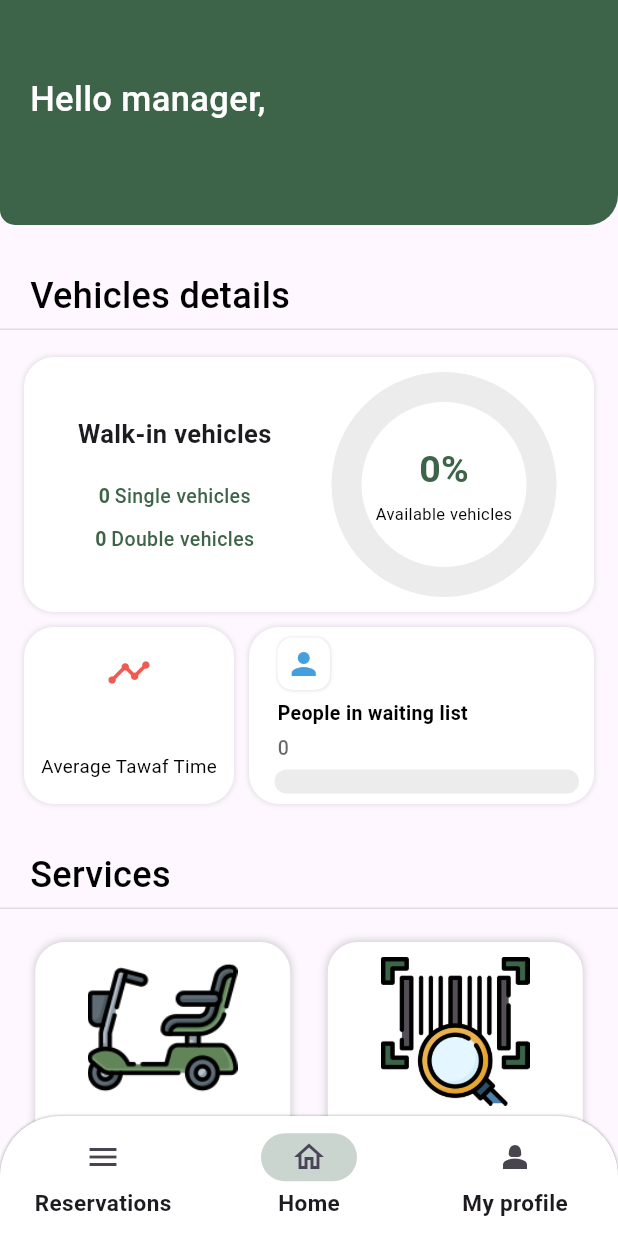
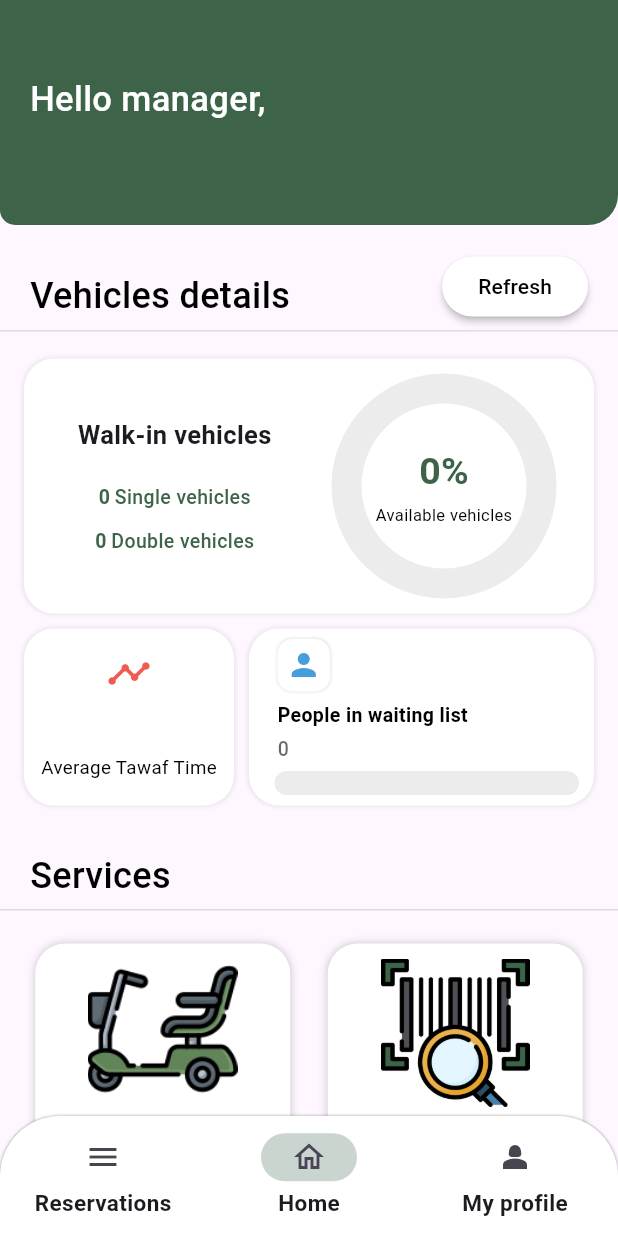
Before and after one commit to latifa22altamimi/2023-GP1-2, a Flutter app: the ManagerHome screen opened directly, on a phone screen of 412 x 824 dp. Run offline on Flutter 3.47's test engine with Material 3 defaults, Android fonts, the phone set to English and light mode, and no system bars; drawn by our look-alikes of percent_indicator; our stand-ins replace geolocator, get, google_maps_flutter, location, lottie, permission_handler and 5 more; missing offline and left inert: encrypt, mailer, mobile_scanner, progress_border, qr_scanner_overlay, ticket_widget; accounts and stored records are empty; network calls fail.

Commit message:
refresh dashboard

```diff
--- a/lib/main/ManagerHome.dart
+++ b/lib/main/ManagerHome.dart
@@ -113,6 +113,9 @@ class AppBarr extends StatelessWidget {
   const AppBarr({super.key});
 
   @override
+
+
+  @override
   Widget build(BuildContext context) {
     return Container(
       padding: const EdgeInsets.only(top: 50, left: 20, right: 20),
@@ -137,6 +140,7 @@ class AppBarr extends StatelessWidget {
                     fontSize: 23,
                     fontWeight: FontWeight.w500),
               ),
+
 
               /*   Visibility(
                     visible: false,
@@ -217,8 +221,7 @@ class AppBarr extends StatelessWidget {
   }
 }
 
-int doubleV = 0;
-int singleV = 0;
+List vehiclesAvailable = [0,0];
 String avgTime = "";
 int waitNum = 0;
 double waitPercent = 0.0;
@@ -249,6 +252,13 @@ class _BodyHomeState extends State<BodyHome> {
     final res = await http.post(Uri.parse(url), body: {});
     var red = json.decode(res.body);
     avgTime = red;
+    List<String> timeParts = avgTime.split(':');
+    int hours = int.parse(timeParts[0]);
+    int minutes = int.parse(timeParts[1]);
+
+    String formattedTime = '${hours}h ${minutes}min';
+
+    avgTime = formattedTime;
   }
 
   Future WaitingNum() async {
@@ -261,7 +271,7 @@ class _BodyHomeState extends State<BodyHome> {
     waitPercent = (waitNum * 100) / totalActive;
     if (waitPercent.isNaN) {
       waitPercent = 0.0;
-    }else{
+    } else {
       waitPercent = double.parse(
           waitPercent.toStringAsFixed(1)); // Format to one decimal place
     }
@@ -276,7 +286,7 @@ class _BodyHomeState extends State<BodyHome> {
     final res = await http.post(Uri.parse(url), body: {
       "Userid": GlobalValues.id,
     });
-
+    vehiclesAvailable.clear();
     if (res.statusCode == 200) {
       var red = json.decode(res.body);
       if (red[0] == "Unavailable") {
@@ -287,8 +297,10 @@ class _BodyHomeState extends State<BodyHome> {
               (totalActive.toDouble() / red.length).clamp(0.0, 1.0);
           emptyColor = ErrorColor;
           unavailableVehicles = true; //if there are no available vehicles
-          doubleV = red[3];
-          singleV = red[4];
+
+          vehiclesAvailable.insert(0, red[3]);
+          vehiclesAvailable.insert(1, red[4]);
+
           numOfAvailable = red[3] + red[4];
           TotalVehicles = red[1] + red[2];
 
@@ -308,8 +320,9 @@ class _BodyHomeState extends State<BodyHome> {
           emptyColor = kPrimaryColor;
           numOfAvailable = red[1];
           TotalVehicles = red[2] + red[3];
-          doubleV = red[4];
-          singleV = red[5];
+
+          vehiclesAvailable.insert(0, red[4]);
+          vehiclesAvailable.insert(1, red[5]);
 
           percent = (numOfAvailable * 100) / TotalVehicles;
 
@@ -327,6 +340,9 @@ class _BodyHomeState extends State<BodyHome> {
     return SingleChildScrollView(
       child: Column(
         children: [
+          Row(
+            mainAxisAlignment: MainAxisAlignment.spaceBetween,
+            children: [
               Padding(
                   padding: const EdgeInsets.only(top: 30, left: 20, right: 20),
                   child: Align(
@@ -340,6 +356,30 @@ class _BodyHomeState extends State<BodyHome> {
                           fontWeight: FontWeight.w500),
                     ),
                   )),
+
+                  Container(
+                    margin: EdgeInsets.only(right:20.0,top:17.0),
+                    child: ElevatedButton(
+  style: ElevatedButton.styleFrom(
+    backgroundColor: Colors.white,
+    foregroundColor: Colors.white,
+    elevation: 2, // Adjust the elevation value as desired
+  ),
+                                    onPressed: () {
+
+                    vehiclesAvailable.clear();
+                     DisplayWaiting();
+                                    },
+                                    child: Text('Refresh',
+                                    style: TextStyle(
+                                      color: Colors.black
+                                    ),),
+                                  ),
+                  ),
+
+            ],
+          ),
+
           SizedBox(
             height: 5.0,
           ),
@@ -395,7 +435,7 @@ class _BodyHomeState extends State<BodyHome> {
                           Row(
                             children: [
                               Text(
-                                '${singleV}',
+                                '${vehiclesAvailable[1]}',
                                 style: TextStyle(
                                     fontSize: 13,
                                     fontWeight: FontWeight.w600,
@@ -419,7 +459,7 @@ class _BodyHomeState extends State<BodyHome> {
                           Row(
                             children: [
                               Text(
-                                '${doubleV}',
+                                '${vehiclesAvailable[0]}',
                                 style: TextStyle(
                                     fontSize: 13,
                                     fontWeight: FontWeight.w600,
```
Also changed, not shown: lib/ManagerReservations/CurrentReservations_list.dart (+3 -18 lines), 1 other file. Lines whose indentation alone changed are shown as unchanged.
